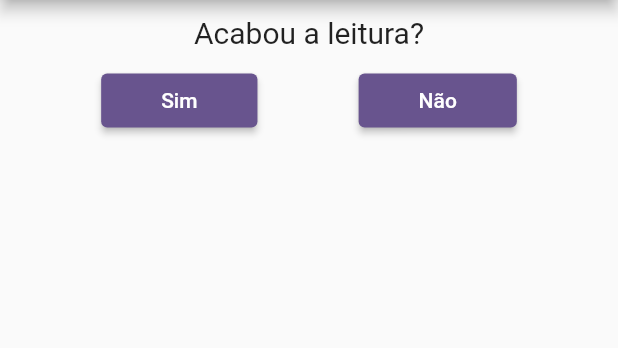
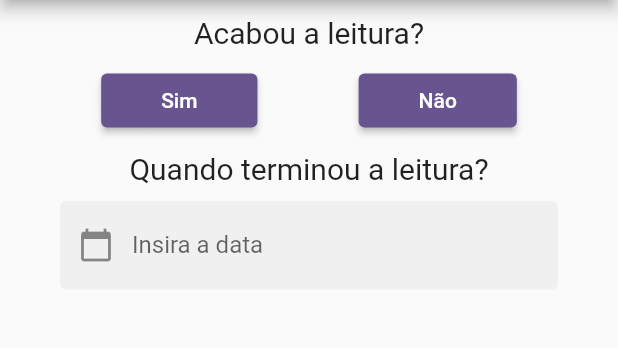
Before and after one commit to GuinterZaffalon/readingtracker, a Flutter app: the Register screen opened directly, after a tap on "Sim", on a phone screen of 412 x 824 dp, the part 84-432 px from its top. Run offline on Flutter 3.47's test engine with Material 3 defaults, Android fonts, the phone set to English and light mode, and no system bars.

Commit message:
feat: picker de data no cqdastro de já lido

```diff
--- a/lib/src/screens/register.dart
+++ b/lib/src/screens/register.dart
@@ -8,6 +8,24 @@ class Register extends StatefulWidget {
 }
 
 class _RegisterState extends State<Register> {
+  bool? isReading;
+  TextEditingController dateController = TextEditingController();
+
+  Future<void> _showDatePicker() async {
+    DateTime? _pickedDate = await showDatePicker(
+      context: context,
+      initialDate: DateTime.now(),
+      firstDate: DateTime(2000),
+      lastDate: DateTime(2100),
+    );
+
+    if(_pickedDate != null) {
+      setState(() {
+        dateController.text = "${_pickedDate.day}/${_pickedDate.month}/${_pickedDate.year}";
+      });
+    }
+  }
+
   @override
   Widget build(BuildContext context) {
     return Scaffold(
@@ -24,12 +42,69 @@ class _RegisterState extends State<Register> {
           Row(
             mainAxisAlignment: MainAxisAlignment.spaceEvenly,
             children: [
-                ElevatedButton(onPressed: () {}, child: Text("Sim"), style: ButtonStyle(padding: MaterialStateProperty.all(EdgeInsets.fromLTRB(40, 10, 40, 10)))),
-                ElevatedButton(onPressed: () {}, child: Text("Não"), style: ButtonStyle(padding: MaterialStateProperty.all(EdgeInsets.fromLTRB(40, 10, 40, 10)))),
+              ElevatedButton(
+                onPressed: () {
+                  setState(() {
+                    isReading = false;
+                  });
+                },
+                child: const Text("Sim"),
+                style: ButtonStyle(
+                  padding: MaterialStateProperty.all(
+                      const EdgeInsets.fromLTRB(40, 10, 40, 10)),
+                ),
+              ),
+              ElevatedButton(
+                onPressed: () {
+                  setState(() {
+                    isReading = true;
+                  });
+                },
+                child: const Text("Não"),
+                style: ButtonStyle(
+                  padding: MaterialStateProperty.all(
+                      const EdgeInsets.fromLTRB(40, 10, 40, 10)),
+                ),
+              ),
             ],
+          ),
+          Expanded(
+            child: Container(
+              child: isReading == null
+                  ? const Text("Escolha uma opção.")
+                  : (isReading!
+                  ? const Text("Ainda estou lendo")
+                  : Column(
+                  children: [
+                    const SizedBox(height: 10),
+                    Text("Quando terminou a leitura?", style: TextStyle(fontSize: 20)),
+                    Padding(padding: EdgeInsets.fromLTRB(40, 10, 40, 10),
+                    child: TextField(
+                      controller: dateController,
+                      onTap: () {
+                        _showDatePicker();
+                      },
+                      decoration: InputDecoration(
+                        labelText: "Insira a data",
+                        filled: true,
+                        prefixIcon: Icon(Icons.calendar_today),
+                        border: OutlineInputBorder(
+                          borderSide: BorderSide.none,
+                        ),
+                        focusedBorder: OutlineInputBorder(
+                          borderSide: BorderSide(color: Color.fromRGBO(189, 213, 234, 1)),
+                        ),
+                      ),
+                      readOnly: true,
+                    )),
+                  ]
               )
+              ),
+            ),
+          ),
         ],
       ),
     );
   }
+
 }
```
Lines whose indentation alone changed are shown as unchanged.
